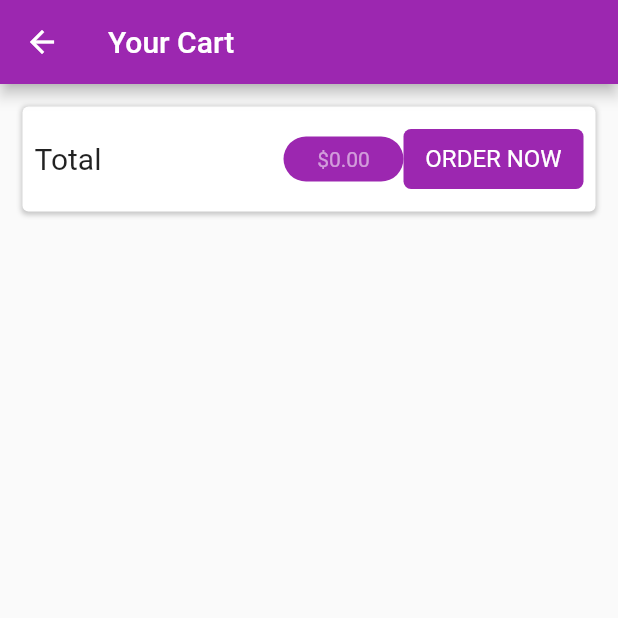
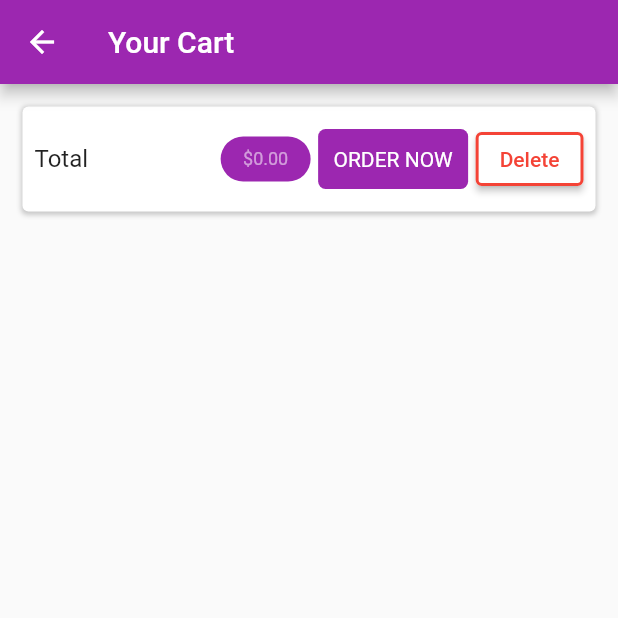
Before and after one commit to Lap2000/baitapbuoi5, a Flutter app: the CartPage screen opened directly, on a phone screen of 412 x 824 dp, the top half of it. Run offline on Flutter 3.47's test engine with Material 2 defaults, Android fonts, the phone set to English and light mode, and no system bars; network calls fail.

Commit message:
baitapbuoi8_update_cart_checkbox

```diff
--- a/lib/Models/cart_model.dart
+++ b/lib/Models/cart_model.dart
@@ -12,6 +12,11 @@ class CartItems {
     total = total + product.price;
   }
 
+  void addCountNum(int num) {
+    count = count + num;
+    total = total + product.price * num;
+  }
+
   void subcount() {
     count = count - 1;
     total = total - product.price;
--- a/lib/cart.dart
+++ b/lib/cart.dart
@@ -9,6 +9,16 @@ class CartPage extends StatefulWidget {
 }
 
 class _CartPageState extends State<CartPage> {
+  late bool isDeleteClicked = false;
+
+  refresh() {
+    setState(() {});
+  }
+
+  onRestore() {
+    setState(() {});
+  }
+
   @override
   Widget build(BuildContext context) {
     return SafeArea(
@@ -49,7 +59,7 @@ class _CartPageState extends State<CartPage> {
                     children: [
                       Text(
                         'Total',
-                        style: TextStyle(fontSize: 20),
+                        style: TextStyle(fontSize: 16),
                       ),
                       Spacer(),
                       Container(
@@ -59,7 +69,7 @@ class _CartPageState extends State<CartPage> {
                             children: [
                               Container(
                                 height: 30,
-                                width: 80,
+                                width: 60,
                                 alignment: Alignment.center,
                                 decoration: BoxDecoration(
                                     borderRadius: BorderRadius.circular(15),
@@ -67,12 +77,15 @@ class _CartPageState extends State<CartPage> {
                                 child: Text(
                                   '\$' + cartProduct.total.toStringAsFixed(2),
                                   style: TextStyle(
-                                      fontSize: 14, color: Colors.white54),
+                                      fontSize: 12, color: Colors.white54),
                                 ),
+                              ),
+                              SizedBox(
+                                width: 5,
                               ),
                               Container(
                                 height: 40,
-                                width: 120,
+                                width: 100,
                                 alignment: Alignment.center,
                                 decoration: BoxDecoration(
                                     borderRadius: BorderRadius.circular(5),
@@ -80,8 +93,37 @@ class _CartPageState extends State<CartPage> {
                                 child: Text(
                                   'ORDER NOW',
                                   style: TextStyle(
-                                      fontSize: 16, color: Colors.white),
+                                      fontSize: 14, color: Colors.white),
                                 ),
+                              ),
+                              SizedBox(
+                                width: 5,
+                              ),
+                              ElevatedButton(
+                                onPressed: () {
+                                  setState(() {
+                                    isDeleteClicked = !isDeleteClicked;
+                                    cartProduct.deleteAllFromCloneCart(
+                                        cartProductDeleted, context, onRestore);
+                                  });
+                                },
+                                style: ButtonStyle(
+                                    backgroundColor:
+                                        MaterialStateProperty.all<Color>(
+                                            Colors.white),
+                                    side: MaterialStateProperty.all(BorderSide(
+                                        color: Colors.red,
+                                        width: 2.0,
+                                        style: BorderStyle.solid))),
+                                child: isDeleteClicked
+                                    ? Text(
+                                        'Delete selected',
+                                        style: TextStyle(color: Colors.red),
+                                      )
+                                    : Text(
+                                        'Delete',
+                                        style: TextStyle(color: Colors.red),
+                                      ),
                               ),
                             ],
                           ),
@@ -99,25 +141,24 @@ class _CartPageState extends State<CartPage> {
                 child: ListView.separated(
                   shrinkWrap: true,
                   scrollDirection: Axis.vertical,
-                  itemCount: cartProduct.cartItems.length,
+                  itemCount: cartProduct.cartItemsList.length,
                   itemBuilder: (BuildContext context, int index) {
-                    final item = cartProduct.cartItems[index];
+                    final item = cartProduct.cartItemsList[index];
                     return Padding(
                       padding: const EdgeInsets.only(top: 8.0),
                       child: Dismissible(
                         key: UniqueKey(),
                         onDismissed: (direction) {
                           setState(() {
-                            cartProduct
-                                .removeFromCart(cartProduct.cartItems[index]);
+                            cartProduct.removeFromCart(
+                                cartProduct.cartItemsList[index]);
                           });
                           ScaffoldMessenger.of(context).showSnackBar(SnackBar(
                               content:
                                   Text('${item.product.title} đã bị xóa')));
                         },
-                        child: CartItem(
-                          cartProduct.cartItems[index],
-                        ),
+                        child: CartItem(cartProduct.cartItemsList[index], index,
+                            refresh, isDeleteClicked),
                       ),
                     );
                   },
```
Also changed, not shown: lib/Models/total_cartitem.dart (+97 -15 lines), lib/cart_item.dart (+84 -16 lines), lib/product_list.dart (+5 -3 lines).
